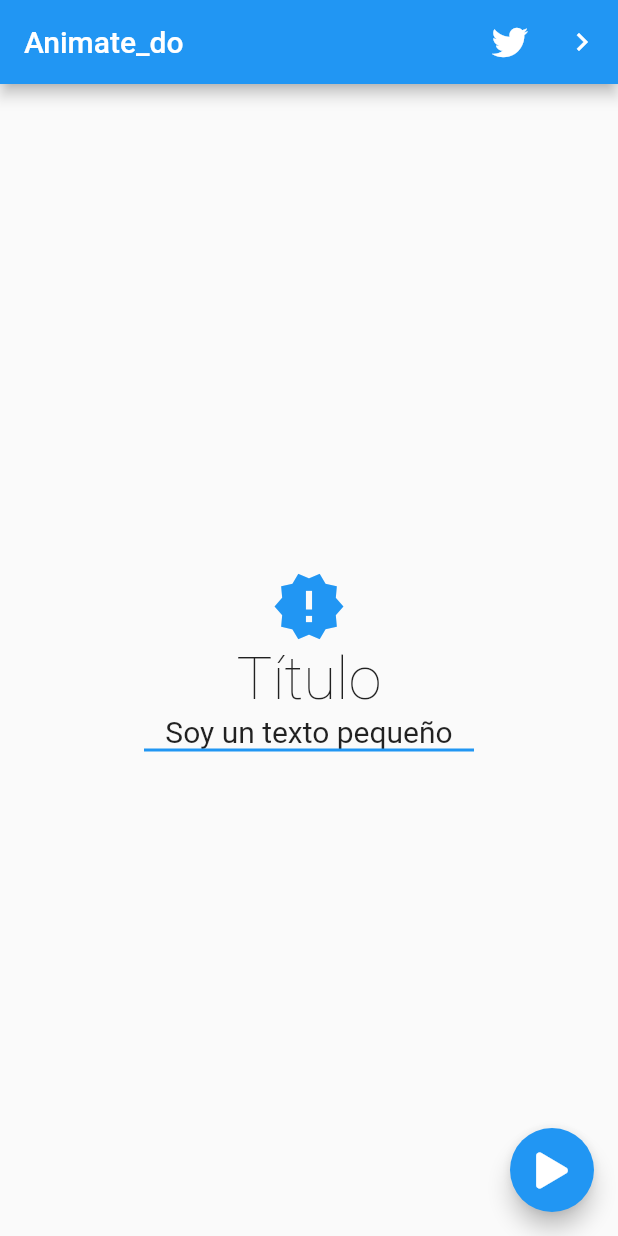
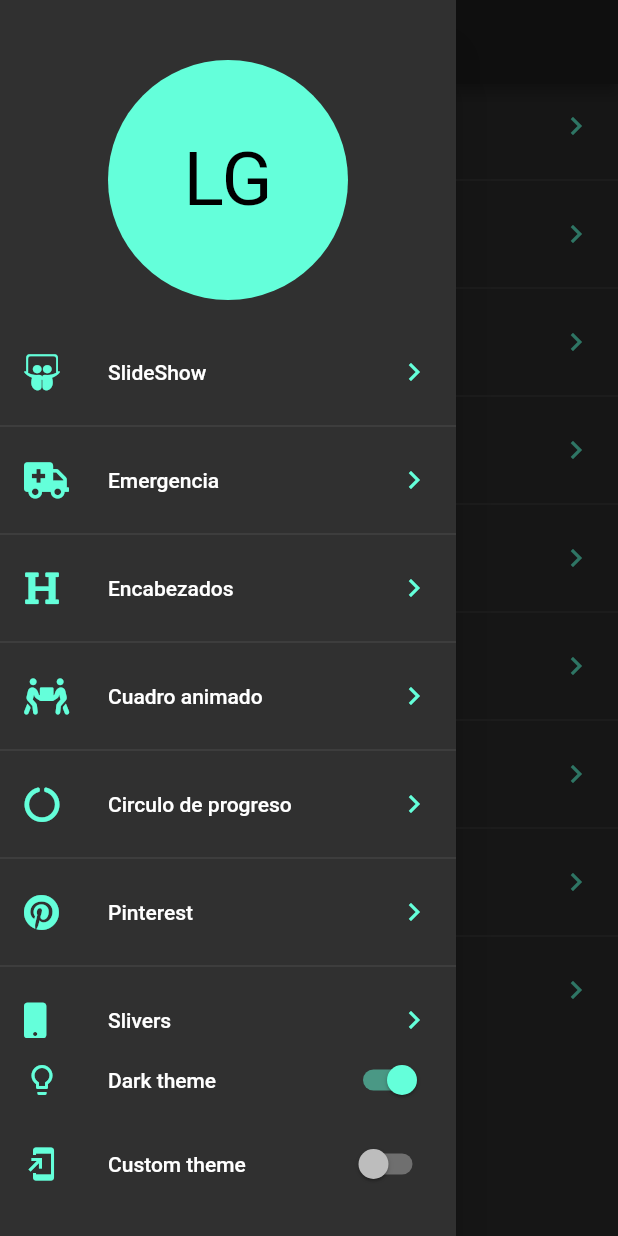
Before and after one commit to LeanGardella/FlutterUI, a Flutter app: the screen it shows after launch, with the side drawer open (before the commit the screen has no drawer), on a phone screen of 412 x 824 dp. Run offline on Flutter 3.47's test engine with Material 2 defaults, Android fonts, the phone set to English and light mode, and no system bars; our stand-ins replace animate_do, flutter_svg, font_awesome_flutter.

Commit message:
Fin Seccion 10 - Temas para nuestra aplicación

```diff
--- a/lib/main.dart
+++ b/lib/main.dart
@@ -1,27 +1,28 @@
-// import 'package:disenos/src/challenges/cuadrado_animado_page.dart';
-// import 'package:disenos/src/pages/animaciones_page.dart';
-// import 'package:disenos/src/lab/circular_progress_page.dart';
-// import 'package:disenos/src/pages/graficas_circulares_page.dart';
-// import 'package:disenos/src/lab/slideshow_page.dart';
-// import 'package:disenos/src/pages/slideshow_page.dart';
-// import 'package:disenos/src/pages/headers_page.dart';
-// import 'package:disenos/src/pages/pinterest_page.dart';
-// import 'package:disenos/src/pages/emergency_page.dart';
-// import 'package:disenos/src/pages/sliver_list.dart';
-// import 'package:disenos/src/pages/animate_do/twitter_page.dart';
-//import 'package:disenos/src/pages/animate_do/navegacion_page.dart';
+
 import 'package:flutter/material.dart';
-import 'package:disenos/src/pages/animate_do/pagina1.dart';
+import 'package:provider/provider.dart';
+import 'package:disenos/src/pages/launcher_page.dart';
+import 'package:disenos/src/themes/theme_changer.dart';
 
-void main() => runApp(MyApp());
+void main() => runApp(
+  ChangeNotifierProvider(
+    create: (BuildContext context)  => new ThemeChanger(1) ,
+    child: MyApp()
+  )
+);
 
 class MyApp extends StatelessWidget {
   @override
   Widget build(BuildContext context) {
-    return MaterialApp(
-      debugShowCheckedModeBanner: false,
-      title: 'UI App',
-      home: Pagina1Page(),
+
+    final themeCtrl = Provider.of<ThemeChanger>(context);
+
+    return  MaterialApp(
+        theme: themeCtrl.currentTheme,
+        debugShowCheckedModeBanner: false,
+        title: 'UI App',
+        home: LauncherPage(),
+
     );
   }
 }
--- a/lib/src/pages/graficas_circulares_page.dart
+++ b/lib/src/pages/graficas_circulares_page.dart
@@ -1,5 +1,7 @@
+import 'package:disenos/src/themes/theme_changer.dart';
 import 'package:disenos/src/widgets/radial_progress.dart';
 import 'package:flutter/material.dart';
+import 'package:provider/provider.dart';
 class GraficasCircularesPage extends StatefulWidget {
   @override
   _GraficasCircularesPageState createState() => _GraficasCircularesPageState();
@@ -29,14 +31,14 @@ class _GraficasCircularesPageState extends State<GraficasCircularesPage> {
             mainAxisAlignment: MainAxisAlignment.spaceAround,
             children: <Widget>[
               CustomRadialProgress(porcentaje: porcentaje, ),
-              CustomRadialProgress(porcentaje: porcentaje,),
+              CustomRadialProgress(porcentaje: porcentaje * 1.2,),
             ],
           ),
           Row(
             mainAxisAlignment: MainAxisAlignment.spaceAround,
             children: <Widget>[
-              CustomRadialProgress(porcentaje: porcentaje,),
-              CustomRadialProgress(porcentaje: porcentaje,),
+              CustomRadialProgress(porcentaje: porcentaje * 1.3,),
+              CustomRadialProgress(porcentaje: porcentaje * 1.1,),
             ],
           ),
         ],
@@ -55,6 +57,7 @@ class CustomRadialProgress extends StatelessWidget {
 
   @override
   Widget build(BuildContext context) {
+    final theme = Provider.of<ThemeChanger>(context);
     return Center(
       child: Container(
         width: MediaQuery.of(context).size.width*0.4,
@@ -63,9 +66,9 @@ class CustomRadialProgress extends StatelessWidget {
         child: RadialProgress(
           progress: porcentaje ,
           showText: true,
-          duration: Duration(milliseconds: 500),
-          primaryColor: Colors.blue[900],
-          secondaryColor: Colors.grey[350],
+          duration: Duration( milliseconds: 500),
+          primaryColor: (theme.dark) ? Colors.blue[600] :  Colors.blue[900],
+          secondaryColor: theme.currentTheme.textTheme.bodyText1.color,
           primaryStrokeWidth: MediaQuery.of(context).size.width*0.02,
           secondaryStrokeWidth: MediaQuery.of(context).size.width*0.01,
           fontSize: MediaQuery.of(context).size.width*0.08,
--- /dev/null
+++ b/lib/src/pages/launcher_page.dart
@@ -0,0 +1,87 @@
+import 'package:flutter/material.dart';
+import 'package:provider/provider.dart';
+import 'package:font_awesome_flutter/font_awesome_flutter.dart';
+import 'package:disenos/src/routes/routes.dart';
+import 'package:disenos/src/themes/theme_changer.dart';
+
+class LauncherPage extends StatelessWidget {
+
+  @override
+  Widget build(BuildContext context) {
+    return Scaffold(
+      appBar: AppBar(
+        title: Text('Diseños en Flutter'),
+      ),
+      body: _ListaOpciones(),
+      drawer: _MenuLateral(),
+   );
+  }
+}
+
+class _MenuLateral extends StatelessWidget {
+  @override
+  Widget build(BuildContext context) {
+    final themeCtrl = Provider.of<ThemeChanger>(context);
+    final accentColor = themeCtrl.currentTheme.accentColor;
+    return Drawer(
+          child: Container(
+        child: Column(
+          children: <Widget>[
+            SizedBox(height: 20,),
+            Container(
+              padding: EdgeInsets.all(20),
+              width: double.infinity,
+              height: 200,
+              child: CircleAvatar(
+                backgroundColor: accentColor,
+                child: Text('LG', style: TextStyle(fontSize: 50, ))
+              )
+            ),
+            Expanded(child: _ListaOpciones(),),
+            ListTile(
+              leading: Icon(Icons.lightbulb_outline, color: accentColor),
+              title: Text('Dark theme'),
+              trailing: Switch.adaptive(
+                value: themeCtrl.dark,
+                onChanged: (value) => themeCtrl.dark = value,
+                activeColor: accentColor,
+              ),
+            ),
+            ListTile(
+              leading: Icon(Icons.add_to_home_screen, color: accentColor),
+              title: Text('Custom theme'),
+              trailing: Switch.adaptive(
+                value: themeCtrl.custom,
+                onChanged: (value) => themeCtrl.custom = value,
+                activeColor: accentColor,
+              ),
+            ),
+            SizedBox(height: 20,),
+          ],
+        ),
+      ),
+    );
+  }
+}
+
+class _ListaOpciones extends StatelessWidget {
+
+  @override
+  Widget build(BuildContext context) {
+    final themeCtrl = Provider.of<ThemeChanger>(context);
+    final accentColor = themeCtrl.currentTheme.accentColor;
+    return ListView.separated(
+      separatorBuilder: (context, i) => Divider(),
+      physics: BouncingScrollPhysics(),
+      itemCount: pageRoutes.length,
+      itemBuilder: (context, i) => ListTile(
+        leading: FaIcon(pageRoutes[i].icon, color: accentColor),
+        title: Text(pageRoutes[i].title),
+        trailing: Icon(Icons.chevron_right, color: accentColor),
+        onTap: (){
+          Navigator.push(context, MaterialPageRoute(builder: (context) => pageRoutes[i].page));
+        },
+      ),
+    );
+  }
+}
--- a/lib/src/pages/pinterest_page.dart
+++ b/lib/src/pages/pinterest_page.dart
@@ -1,3 +1,4 @@
+import 'package:disenos/src/themes/theme_changer.dart';
 import 'package:disenos/src/widgets/pinterest_menu.dart';
 import 'package:flutter/material.dart';
 import 'package:flutter_staggered_grid_view/flutter_staggered_grid_view.dart';
@@ -29,6 +30,7 @@ class _PositionedPinterestMenu extends StatelessWidget {
   @override
   Widget build(BuildContext context) {
     final mostrar = Provider.of<_MenuProvider>(context).showMenu;
+    final theme = Provider.of<ThemeChanger>(context).currentTheme;
     return Positioned(
       bottom: 30,
       child: Align(
@@ -37,9 +39,9 @@ class _PositionedPinterestMenu extends StatelessWidget {
           child: Align(
             child: PinterestMenu(
               show: mostrar,
-              // backgroundColor: Colors.lightBlue,
-              // primaryColor: Colors.red,
-              // secondaryColor: Colors.yellow,
+              backgroundColor: theme.scaffoldBackgroundColor,
+              primaryColor: theme.accentColor,
+              secondaryColor: theme.primaryColorLight,
               options: [
                 PinterestButton(button: Icons.pie_chart, onPressed: (){print('PieChart');}),
                 PinterestButton(button: Icons.search, onPressed: (){print('Search');}),
@@ -121,15 +123,16 @@ class _PinterestItem extends StatelessWidget {
 
   @override
   Widget build(BuildContext context) {
+    final theme = Provider.of<ThemeChanger>(context).currentTheme;
     return new Container(
         margin: EdgeInsets.all(5.0),
         decoration: BoxDecoration(
           borderRadius: BorderRadius.circular(20.0),
-          color: Colors.blue,
+          color: theme.accentColor,
         ),
         child: new Center(
           child: new CircleAvatar(
-            backgroundColor: Colors.white,
+            backgroundColor: theme.primaryColorLight,
             child: new Text('$index'),
           ),
         ));
--- a/lib/src/pages/sliver_list.dart
+++ b/lib/src/pages/sliver_list.dart
@@ -1,4 +1,6 @@
+import 'package:disenos/src/themes/theme_changer.dart';
 import 'package:flutter/material.dart';
+import 'package:provider/provider.dart';
 
 
 class SliverListPage extends StatelessWidget {
@@ -24,15 +26,16 @@ class _FooterButton extends StatelessWidget {
   @override
   Widget build(BuildContext context) {
     final size = MediaQuery.of(context).size;
+    final themeCtrl = Provider.of<ThemeChanger>(context);
     return ButtonTheme(
-      buttonColor: Color(0xffED6762),
+      buttonColor: (themeCtrl.dark) ? themeCtrl.currentTheme.accentColor : Color(0xffED6762),
       shape: RoundedRectangleBorder(borderRadius: BorderRadius.only(topLeft:Radius.circular(50))),
       height: size.height * 0.12,
       minWidth: size.width * 0.9,
       child: RaisedButton(
         onPressed: (){},
         child: Text('CREATE NEW LIST', style: TextStyle(
-          color: Colors.white,
+          color: themeCtrl.currentTheme.scaffoldBackgroundColor,
           fontSize: 18,
           fontWeight: FontWeight.bold,
           letterSpacing: 3,
@@ -65,6 +68,7 @@ class _MainScroll extends StatelessWidget {
 
   @override
   Widget build(BuildContext context) {
+    final themeCtrl = Provider.of<ThemeChanger>(context);
     return CustomScrollView(
       slivers: <Widget>[
 
@@ -80,7 +84,7 @@ class _MainScroll extends StatelessWidget {
             maxHeight: 200,
             minHeight: 170,
             child: Container(
-              color: Colors.white,
+              color: (themeCtrl.dark || themeCtrl.custom)? themeCtrl.currentTheme.scaffoldBackgroundColor : Colors.white,
               alignment: Alignment.centerLeft,
               child: _Header(),
             ),
@@ -132,12 +136,16 @@ class _SliverPersistentHeaderDelegate extends SliverPersistentHeaderDelegate {
 class _Header extends StatelessWidget {
   @override
   Widget build(BuildContext context) {
+    final themeCtrl = Provider.of<ThemeChanger>(context);
     return Column(
       children: <Widget>[
         SizedBox(height: 30,),
         Container(
           margin: EdgeInsets.symmetric(horizontal: 30, vertical: 10),
-          child: Text('New', style: TextStyle(color: Color(0xff532128), fontSize: 50),),
+          child: Text('New',
+            style: TextStyle(
+              color: (themeCtrl.dark || themeCtrl.custom) ? Colors.grey : Color(0xff532128),
+              fontSize: 50),),
         ),
         Stack(
           children: <Widget>[
--- /dev/null
+++ b/lib/src/routes/routes.dart
@@ -0,0 +1,33 @@
+import 'package:flutter/material.dart';
+
+import 'package:font_awesome_flutter/font_awesome_flutter.dart';
+
+import 'package:disenos/src/challenges/cuadrado_animado_page.dart';
+import 'package:disenos/src/pages/slideshow_page.dart';
+import 'package:disenos/src/pages/animate_do/pagina1.dart';
+import 'package:disenos/src/pages/emergency_page.dart';
+import 'package:disenos/src/pages/animaciones_page.dart';
+import 'package:disenos/src/pages/graficas_circulares_page.dart';
+import 'package:disenos/src/pages/headers_page.dart';
+import 'package:disenos/src/pages/pinterest_page.dart';
+import 'package:disenos/src/pages/sliver_list.dart';
+
+final pageRoutes = <_Route>[
+  _Route(FontAwesomeIcons.slideshare, 'SlideShow', SlideshowPage()),
+  _Route(FontAwesomeIcons.ambulance, 'Emergencia', EmergencyPage()),
+  _Route(FontAwesomeIcons.heading, 'Encabezados', HeadersPage()),
+  _Route(FontAwesomeIcons.peopleCarry, 'Cuadro animado', CuadradoAnimadoPage()),
+  _Route(FontAwesomeIcons.circleNotch, 'Circulo de progreso', GraficasCircularesPage()),
+  _Route(FontAwesomeIcons.pinterest, 'Pinterest', PinterestPage()),
+  _Route(FontAwesomeIcons.mobile, 'Slivers', SliverListPage()),
+  _Route(FontAwesomeIcons.camera, 'Animation_do', Pagina1Page()),
+  _Route(FontAwesomeIcons.cameraRetro, 'Animaciones', AnimationPage()),
+];
+
+class _Route {
+  final IconData icon;
+  final String  title;
+  final Widget page;
+
+  _Route(this.icon, this.title, this.page);
+}
--- /dev/null
+++ b/lib/src/themes/theme_changer.dart
@@ -0,0 +1,68 @@
+import 'package:flutter/material.dart';
+
+class ThemeChanger with ChangeNotifier {
+  bool _dark = false;
+  bool _custom = false;
+
+  ThemeData _currentTheme = ThemeData.light();
+
+  ThemeChanger(int v){
+    switch (v) {
+      case 0: //light
+        _dark = false;
+        _custom = false;
+        _currentTheme = ThemeData.light();
+        break;
+      case 1: //dark
+        _dark = true;
+        _custom = false;
+        _currentTheme = ThemeData.dark();
+        break;
+      case 2: //custom
+        _dark = false;
+        _custom = true;
+        _currentTheme = ThemeData.dark().copyWith(
+        accentColor: Color(0xff48A0EB),
+        primaryColorLight: Colors.white,
+        scaffoldBackgroundColor: Color(0xff16202B),
+        textTheme: TextTheme(bodyText1: TextStyle(color: Colors.white)),
+      );
+        break;
+      default: // light
+        _dark = false;
+        _custom = false;
+        _currentTheme = ThemeData.light();
+    }
+  }
+
+  ThemeData get currentTheme => this._currentTheme;
+
+  bool get dark => this._dark;
+  set dark(bool v) {
+    if(v){
+      this._custom = false;
+      this._currentTheme = ThemeData.dark();
+    } else {
+      this._currentTheme = ThemeData.light();
+    }
+    this._dark = v;
+    notifyListeners();
+  }
+
+  bool get custom => this._custom;
+  set custom(bool v){
+    if(v){
+      this._dark = false;
+      this._currentTheme = ThemeData.dark().copyWith(
+        accentColor: Color(0xff48A0EB),
+        primaryColorLight: Colors.white,
+        scaffoldBackgroundColor: Color(0xff16202B),
+        textTheme: TextTheme(bodyText1: TextStyle(color: Colors.white)),
+      );
+    }else{
+      this._currentTheme = ThemeData.dark();
+    }
+    this._custom = v;
+    notifyListeners();
+  }
+}
```
